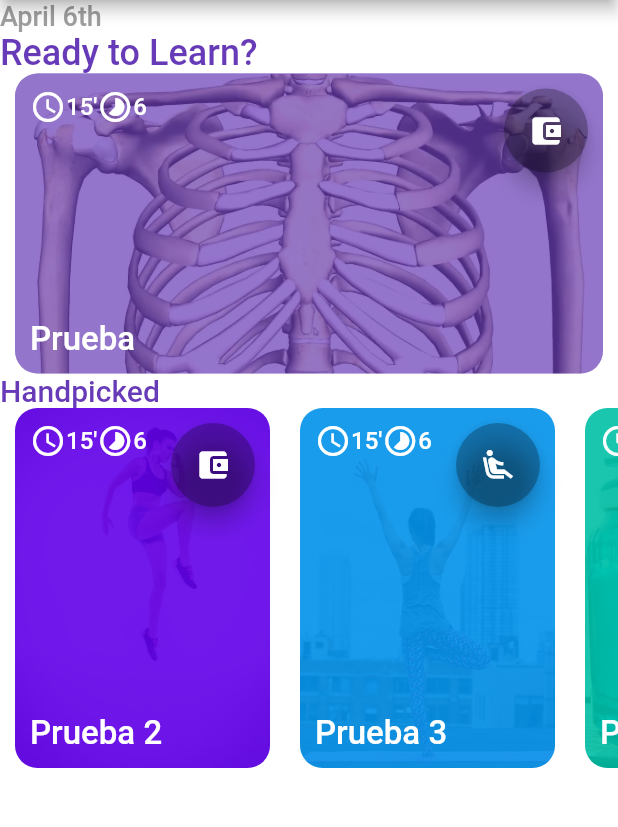
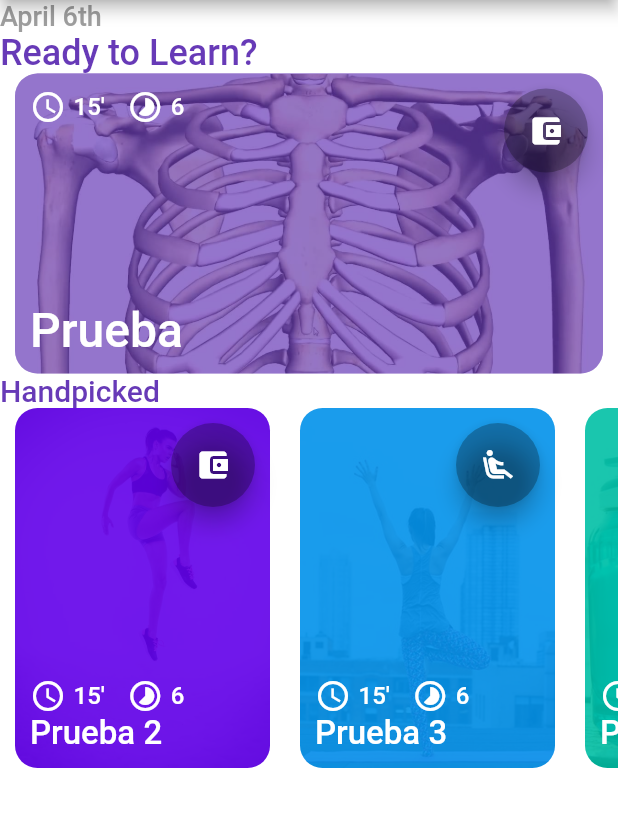
Before and after one commit to gdglapaz/FlutterStudyJam-2019, a Flutter app: the screen it shows after launch, on a phone screen of 412 x 824 dp, the part 84-911 px from its top. Run offline on Flutter 3.47's test engine with Material 2 defaults, Android fonts, the phone set to English and light mode, and no system bars.

Commit message:
Add custom margins

```diff
--- a/anatomic_app/lib/widgets/custom_card.dart
+++ b/anatomic_app/lib/widgets/custom_card.dart
@@ -5,6 +5,7 @@ class CustomCard extends StatelessWidget {
   double mPaddingCard = 10.0;
   double mCustomWidth = 300;
   double mCustomHeight = 200;
+  double mVerticalTopPadding = 10.0;
 
   int mId;
   String mTitle;
@@ -12,12 +13,15 @@ class CustomCard extends StatelessWidget {
   Icon mIcon;
   Color mFilter = Colors.deepPurple;
   double mOpacity = 0.3;
+  double mTitleSize = 32.0;
 
   CustomCard(this.mId, this.mTitle, this.mPathImage,this.mIcon);
   CustomCard.vertical(this.mId, this.mTitle, this.mPathImage,this.mIcon, this.mFilter){
     this.mOpacity = 0.1;
     this.mCustomWidth = 170.0;
     this.mCustomHeight = 230.0;
+    this.mVerticalTopPadding = 180.0;
+    this.mTitleSize = 22.0;
   }
 
   @override
@@ -41,12 +45,12 @@ class CustomCard extends StatelessWidget {
           Icons.access_time,
           color: Colors.white,
         ),
-        CustomText("15'", Colors.white, 16.0),
+        CustomText.margin("15'", Colors.white, 16.0, 5.0, 15.0, 0.0, 0.0),
         Icon(
           Icons.timelapse,
           color: Colors.white,
         ),
-        CustomText("6", Colors.white, 16.0)
+        CustomText.margin("6", Colors.white, 16.0, 5.0, 15.0, 0.0, 0.0)
       ],
     );
 
@@ -67,10 +71,10 @@ class CustomCard extends StatelessWidget {
           Positioned(
             bottom: mPaddingCard,
             left: mPaddingCard,
-            child: CustomText(mTitle, Colors.white, 22.0),
+            child: CustomText(mTitle, Colors.white, mTitleSize),
           ),
           Positioned(
-            top: mPaddingCard,
+            top: mVerticalTopPadding,
             left: mPaddingCard,
             child: mIndicators,
           ),
--- a/anatomic_app/lib/widgets/custom_text.dart
+++ b/anatomic_app/lib/widgets/custom_text.dart
@@ -4,12 +4,19 @@ class CustomText extends StatelessWidget {
   String mTitle = "";
   Color mColor;
   double mSize = 16;
+  double mTopMargin = 0.0;
+  double mBottomMargin = 0.0;
+  double mLeftMaring = 0.0;
+  double mRightMargin = 0.0;
 
   CustomText(this.mTitle, this.mColor, this.mSize);
+
+  CustomText.margin(this.mTitle, this.mColor, this.mSize, this.mLeftMaring, this.mRightMargin, this.mTopMargin, this.mBottomMargin);
 
   @override
   Widget build(BuildContext context) {
     return Container(
+      margin: EdgeInsets.only(left: mLeftMaring, right: mRightMargin, top: mTopMargin, bottom: mBottomMargin),
       child: Text(
         mTitle,
         textDirection: TextDirection.ltr,
```
